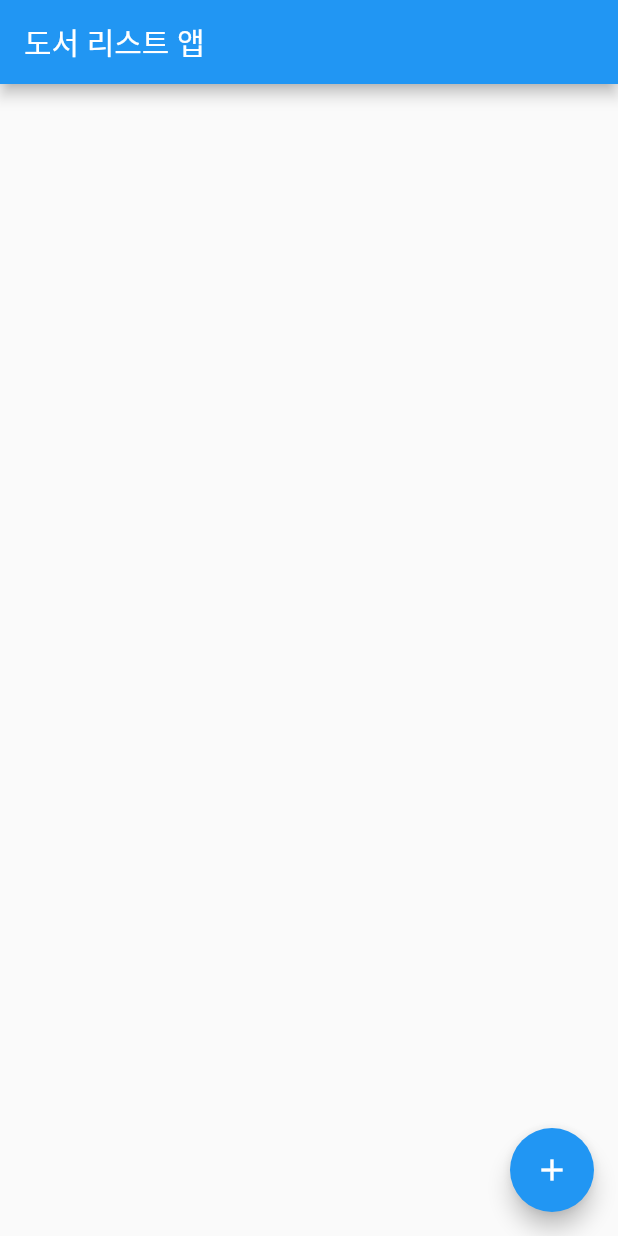
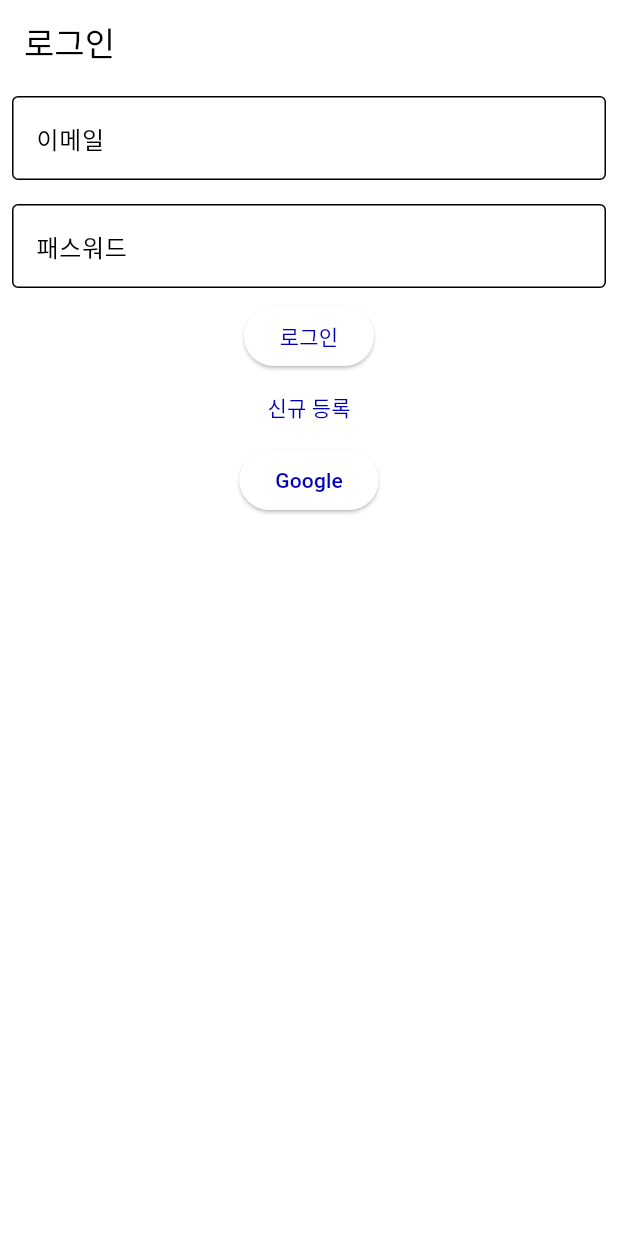
Before and after one commit to fulmoon/book_list_app, a Flutter app: the screen it shows after launch, on a phone screen of 412 x 824 dp. Run offline on Flutter 3.47's test engine with Material 2 defaults, Android fonts, the phone set to English and light mode, and no system bars; our stand-ins replace cloud_firestore, firebase_auth, firebase_core, firebase_storage, google_sign_in, image_picker; accounts and stored records are empty; generated files the repository leaves out were written again.

Commit message:
Feat: add login page with google - not yet  onMini

```diff
--- /dev/null
+++ b/lib/login/login_screen.dart
@@ -0,0 +1,69 @@
+import 'package:book_list_app/login/login_view_model.dart';
+import 'package:flutter/material.dart';
+
+class LoginScreen extends StatefulWidget {
+  const LoginScreen({Key? key}) : super(key: key);
+
+  @override
+  State<LoginScreen> createState() => _LoginScreenState();
+}
+
+class _LoginScreenState extends State<LoginScreen> {
+  final _emailTextController = TextEditingController();
+  final _passwordTextController = TextEditingController();
+
+  final viewModel = LoginViewModel();
+
+  @override
+  void dispose() {
+    _emailTextController.dispose();
+    _passwordTextController.dispose();
+    super.dispose();
+  }
+
+  @override
+  Widget build(BuildContext context) {
+    return Scaffold(
+        appBar: AppBar(
+          title: const Text('로그인'),
+        ), //AppBar
+        body: Column(
+          children: [
+            Padding(
+              padding: const EdgeInsets.all(8.0),
+              child: TextField(
+                controller: _emailTextController,
+                decoration: const InputDecoration(
+                  border: OutlineInputBorder(),
+                  labelText: '이메일',
+                ),
+              ),
+            ),
+            Padding(
+              padding: const EdgeInsets.all(8.0),
+              child: TextField(
+                controller: _passwordTextController,
+                decoration: const InputDecoration(
+                  border: OutlineInputBorder(),
+                  labelText: '패스워드',
+                ),
+              ),
+            ),
+            ElevatedButton(
+                onPressed: () {},
+                child: const Text('로그인')
+            ),
+            TextButton(
+                onPressed: () {},
+                child: const Text('신규 등록')
+            ),
+            ElevatedButton(
+                onPressed: () {
+                  viewModel.signInWithGoogle();
+                },
+                child: const Text('Google')
+            ),
+          ],
+        ));
+  }
+}
--- /dev/null
+++ b/lib/login/login_view_model.dart
@@ -0,0 +1,22 @@
+import 'package:firebase_auth/firebase_auth.dart';
+import 'package:google_sign_in/google_sign_in.dart';
+
+class LoginViewModel{
+
+  Future<UserCredential> signInWithGoogle() async {
+    // Trigger the authentication flow
+    final GoogleSignInAccount? googleUser = await GoogleSignIn().signIn();
+
+    // Obtain the auth details from the request
+    final GoogleSignInAuthentication? googleAuth = await googleUser?.authentication;
+
+    // Create a new credential
+    final credential = GoogleAuthProvider.credential(
+      accessToken: googleAuth?.accessToken,
+      idToken: googleAuth?.idToken,
+    );
+
+    // Once signed in, return the UserCredential
+    return await FirebaseAuth.instance.signInWithCredential(credential);
+  }
+}
--- a/lib/main.dart
+++ b/lib/main.dart
@@ -1,4 +1,5 @@
 import 'package:book_list_app/book_list/book_list_screen.dart';
+import 'package:book_list_app/login/login_screen.dart';
 import 'package:flutter/material.dart';
 
 import 'package:firebase_core/firebase_core.dart';
@@ -21,9 +22,11 @@ class MyApp extends StatelessWidget {
     return MaterialApp(
       title: 'Flutter Demo',
       theme: ThemeData(
-        primarySwatch: Colors.blue,
+        useMaterial3: true,
+        colorScheme: const ColorScheme.highContrastLight(),
+        //primarySwatch: Colors.blue,
       ),
-      home: BookListScreen(),
+      home: LoginScreen(),
     );
   }
 }
--- a/pubspec.yaml
+++ b/pubspec.yaml
@@ -38,6 +38,8 @@ dependencies:
   cloud_firestore: ^3.4.3
   image_picker: ^0.8.5+3
   firebase_storage: ^10.3.4
+  firebase_auth: ^3.6.2
+  google_sign_in: ^5.4.1
 
 dev_dependencies:
   flutter_test:
```
Also changed, not shown: lib/root/root_screen.dart (added), lib/root/root_view_model.dart (added), pubspec.lock.
